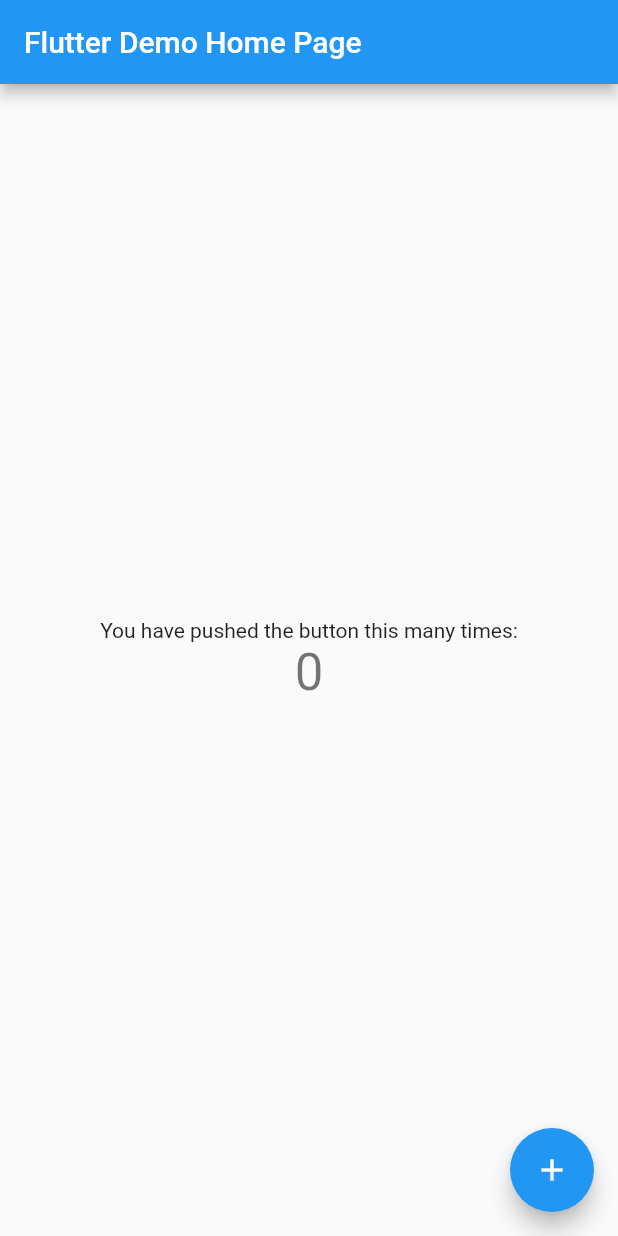
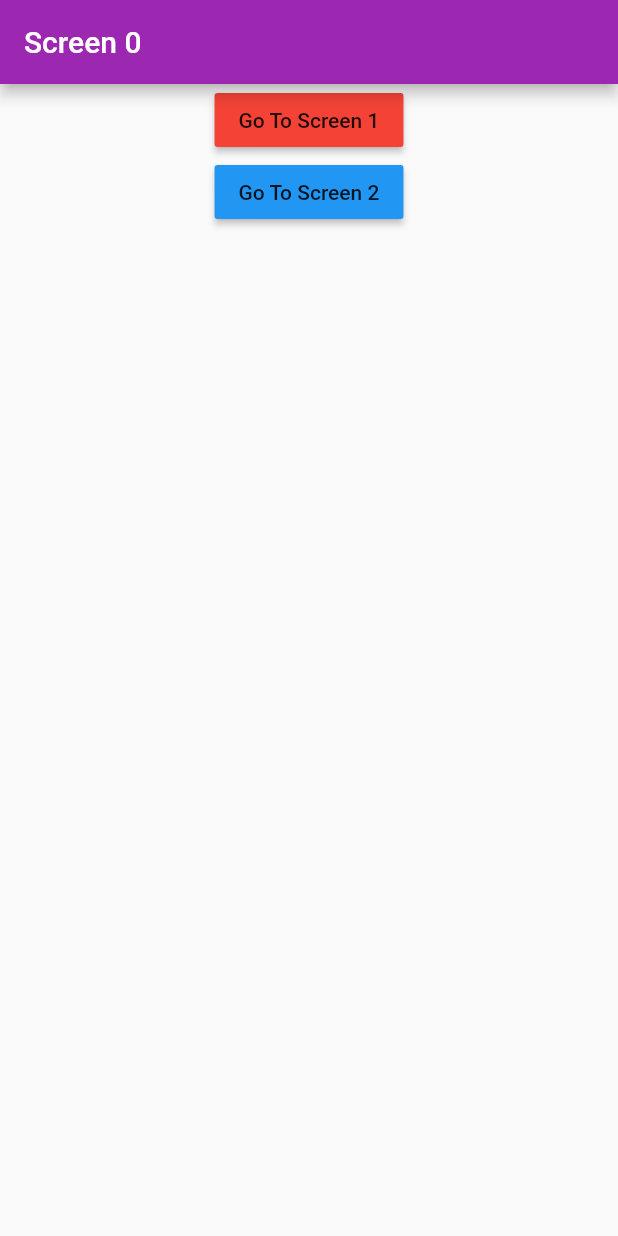
Before and after one commit to daryllman/Navigation-Flutter-Demo, a Flutter app: the screen it shows after launch, on a phone screen of 412 x 824 dp. Run offline on Flutter 3.47's test engine with Material 2 defaults, Android fonts, the phone set to English and light mode, and no system bars.

Commit message:
add routing

```diff
--- a/lib/main.dart
+++ b/lib/main.dart
@@ -1,111 +1,20 @@
 import 'package:flutter/material.dart';
+import 'screen1.dart';
+import 'screen0.dart';
+import 'screen2.dart';
 
 void main() => runApp(MyApp());
 
 class MyApp extends StatelessWidget {
-  // This widget is the root of your application.
   @override
   Widget build(BuildContext context) {
     return MaterialApp(
-      title: 'Flutter Demo',
-      theme: ThemeData(
-        // This is the theme of your application.
-        //
-        // Try running your application with "flutter run". You'll see the
-        // application has a blue toolbar. Then, without quitting the app, try
-        // changing the primarySwatch below to Colors.green and then invoke
-        // "hot reload" (press "r" in the console where you ran "flutter run",
-        // or simply save your changes to "hot reload" in a Flutter IDE).
-        // Notice that the counter didn't reset back to zero; the application
-        // is not restarted.
-        primarySwatch: Colors.blue,
-      ),
-      home: MyHomePage(title: 'Flutter Demo Home Page'),
+      initialRoute: '/', // instead of using this home: Screen0(),
+      routes: {
+        '/': (context) => Screen0(),
+        '/first': (context) => Screen1(),
+        '/second': (context) => Screen2(),
+      },
     );
   }
 }
-
-class MyHomePage extends StatefulWidget {
-  MyHomePage({Key key, this.title}) : super(key: key);
-
-  // This widget is the home page of your application. It is stateful, meaning
-  // that it has a State object (defined below) that contains fields that affect
-  // how it looks.
-
-  // This class is the configuration for the state. It holds the values (in this
-  // case the title) provided by the parent (in this case the App widget) and
-  // used by the build method of the State. Fields in a Widget subclass are
-  // always marked "final".
-
-  final String title;
-
-  @override
-  _MyHomePageState createState() => _MyHomePageState();
-}
-
-class _MyHomePageState extends State<MyHomePage> {
-  int _counter = 0;
-
-  void _incrementCounter() {
-    setState(() {
-      // This call to setState tells the Flutter framework that something has
-      // changed in this State, which causes it to rerun the build method below
-      // so that the display can reflect the updated values. If we changed
-      // _counter without calling setState(), then the build method would not be
-      // called again, and so nothing would appear to happen.
-      _counter++;
-    });
-  }
-
-  @override
-  Widget build(BuildContext context) {
-    // This method is rerun every time setState is called, for instance as done
-    // by the _incrementCounter method above.
-    //
-    // The Flutter framework has been optimized to make rerunning build methods
-    // fast, so that you can just rebuild anything that needs updating rather
-    // than having to individually change instances of widgets.
-    return Scaffold(
-      appBar: AppBar(
-        // Here we take the value from the MyHomePage object that was created by
-        // the App.build method, and use it to set our appbar title.
-        title: Text(widget.title),
-      ),
-      body: Center(
-        // Center is a layout widget. It takes a single child and positions it
-        // in the middle of the parent.
-        child: Column(
-          // Column is also a layout widget. It takes a list of children and
-          // arranges them vertically. By default, it sizes itself to fit its
-          // children horizontally, and tries to be as tall as its parent.
-          //
-          // Invoke "debug painting" (press "p" in the console, choose the
-          // "Toggle Debug Paint" action from the Flutter Inspector in Android
-          // Studio, or the "Toggle Debug Paint" command in Visual Studio Code)
-          // to see the wireframe for each widget.
-          //
-          // Column has various properties to control how it sizes itself and
-          // how it positions its children. Here we use mainAxisAlignment to
-          // center the children vertically; the main axis here is the vertical
-          // axis because Columns are vertical (the cross axis would be
-          // horizontal).
-          mainAxisAlignment: MainAxisAlignment.center,
-          children: <Widget>[
-            Text(
-              'You have pushed the button this many times:',
-            ),
-            Text(
-              '$_counter',
-              style: Theme.of(context).textTheme.display1,
-            ),
-          ],
-        ),
-      ),
-      floatingActionButton: FloatingActionButton(
-        onPressed: _incrementCounter,
-        tooltip: 'Increment',
-        child: Icon(Icons.add),
-      ), // This trailing comma makes auto-formatting nicer for build methods.
-    );
-  }
-}
--- /dev/null
+++ b/lib/screen0.dart
@@ -0,0 +1,35 @@
+import 'package:flutter/material.dart';
+
+class Screen0 extends StatelessWidget {
+  @override
+  Widget build(BuildContext context) {
+    return Scaffold(
+      appBar: AppBar(
+        backgroundColor: Colors.purple,
+        title: Text('Screen 0'),
+      ),
+      body: Center(
+        child: Column(
+          children: <Widget>[
+            RaisedButton(
+              color: Colors.red,
+              child: Text('Go To Screen 1'),
+              onPressed: () {
+                //Navigate to Screen 1
+                Navigator.pushNamed(context, '/first');
+              },
+            ),
+            RaisedButton(
+              color: Colors.blue,
+              child: Text('Go To Screen 2'),
+              onPressed: () {
+                //Navigate to Screen 2
+                Navigator.pushNamed(context, '/second');
+              },
+            ),
+          ],
+        ),
+      ),
+    );
+  }
+}
```
Also changed, not shown: lib/screen1.dart (added, +28 -0 lines), lib/screen2.dart (added, +22 -0 lines), 1 other file.
